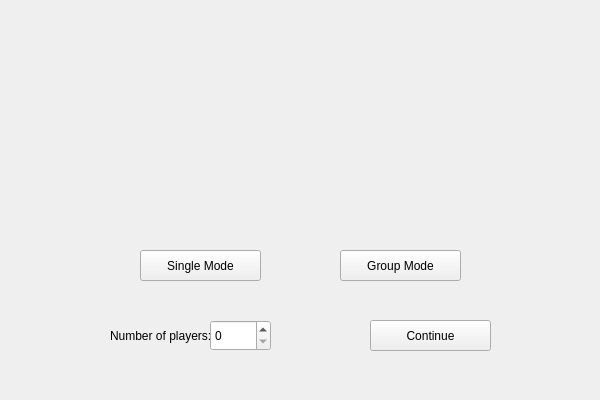
The window that Cluedo/Home.ui (Stephen-ODriscoll/Cluedo) describes before a commit, drawn with Qt 5.
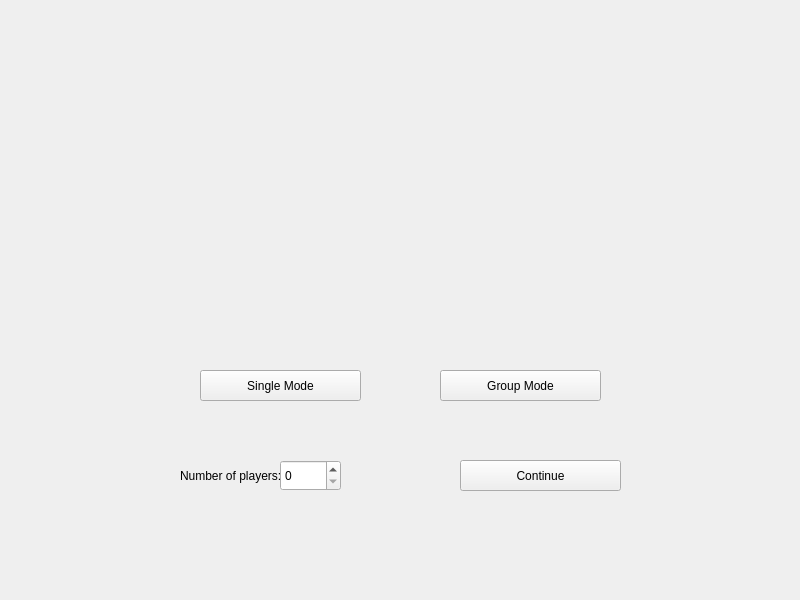
The same window after the commit.

```diff
--- a/Cluedo/Home.ui
+++ b/Cluedo/Home.ui
@@ -6,8 +6,8 @@
    <rect>
     <x>0</x>
     <y>0</y>
-    <width>600</width>
-    <height>400</height>
+    <width>800</width>
+    <height>600</height>
    </rect>
   </property>
   <property name="windowTitle">
@@ -16,10 +16,10 @@
   <widget class="QLabel" name="icon">
    <property name="geometry">
     <rect>
-     <x>60</x>
-     <y>30</y>
-     <width>491</width>
-     <height>171</height>
+     <x>100</x>
+     <y>90</y>
+     <width>591</width>
+     <height>221</height>
     </rect>
    </property>
    <property name="text">
@@ -29,9 +29,9 @@
   <widget class="QPushButton" name="singleModeButton">
    <property name="geometry">
     <rect>
-     <x>140</x>
-     <y>250</y>
-     <width>121</width>
+     <x>200</x>
+     <y>370</y>
+     <width>161</width>
      <height>31</height>
     </rect>
    </property>
@@ -42,9 +42,9 @@
   <widget class="QPushButton" name="groupModeButton">
    <property name="geometry">
     <rect>
-     <x>340</x>
-     <y>250</y>
-     <width>121</width>
+     <x>440</x>
+     <y>370</y>
+     <width>161</width>
      <height>31</height>
     </rect>
    </property>
@@ -55,8 +55,8 @@
   <widget class="QLabel" name="numPlayersLabel">
    <property name="geometry">
     <rect>
-     <x>110</x>
-     <y>320</y>
+     <x>180</x>
+     <y>460</y>
      <width>101</width>
      <height>31</height>
     </rect>
@@ -68,8 +68,8 @@
   <widget class="QSpinBox" name="numPlayersBox">
    <property name="geometry">
     <rect>
-     <x>210</x>
-     <y>320</y>
+     <x>280</x>
+     <y>460</y>
      <width>61</width>
      <height>31</height>
     </rect>
@@ -78,9 +78,9 @@
   <widget class="QPushButton" name="continueButton">
    <property name="geometry">
     <rect>
-     <x>370</x>
-     <y>320</y>
-     <width>121</width>
+     <x>460</x>
+     <y>460</y>
+     <width>161</width>
      <height>31</height>
     </rect>
    </property>
```
